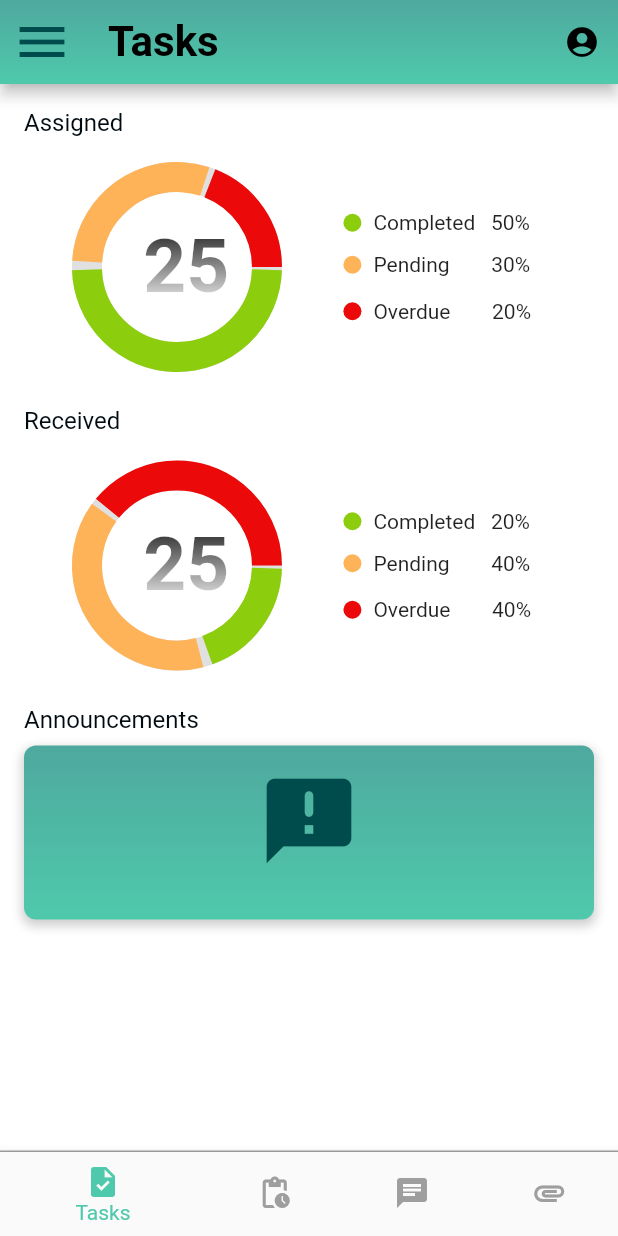
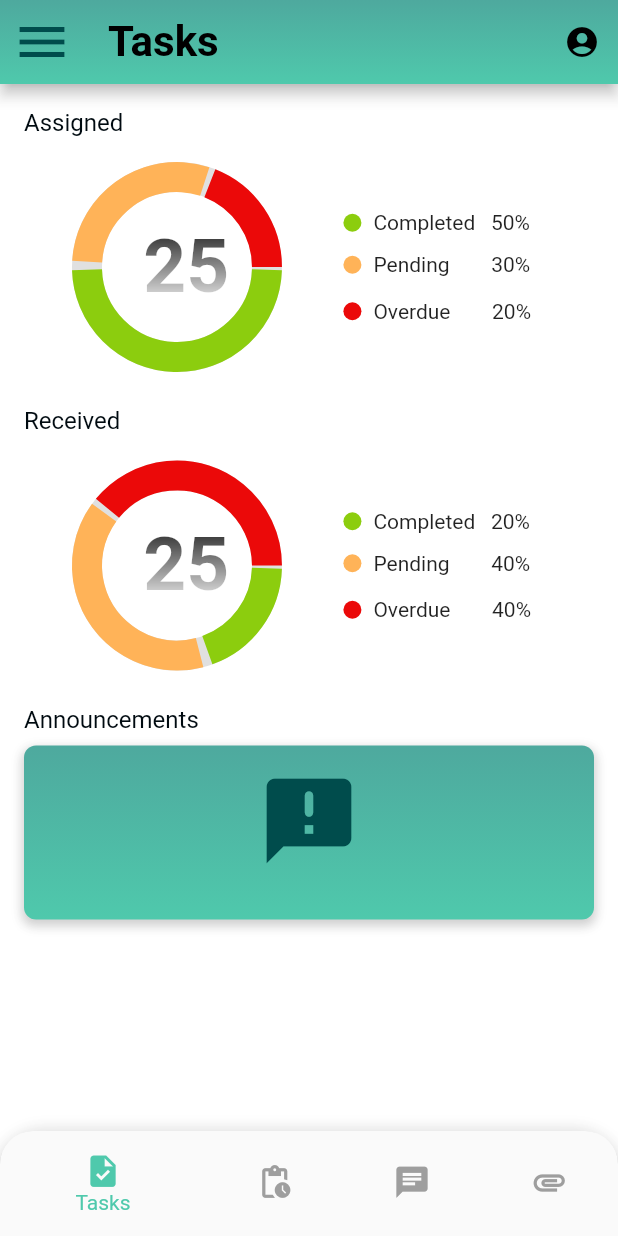
Before and after one commit to ihits-Technologies/TaskManagementSystem, a Flutter app: the screen it shows after launch, on a phone screen of 412 x 824 dp. Run offline on Flutter 3.47's test engine with Material 2 defaults, Android fonts, the phone set to English and light mode, and no system bars; our stand-ins replace get; Roboto replaces fonts that are missing (Arial, Rubik).

```diff
--- a/lib/view/screens/HomeScreen/home_screen.dart
+++ b/lib/view/screens/HomeScreen/home_screen.dart
@@ -3,31 +3,34 @@ import 'package:get/get.dart';
 import 'package:tms/app_colors/app_colors.dart';
 import 'package:tms/text_styles/text_styles.dart';
 import 'package:tms/view/screens/HomeScreen/assigned_Task_Screen/AssignedTasks.dart';
-import 'package:tms/view/screens/actions_screen.dart';
+import 'package:tms/view/screens/NavigationScreens/actions_screen.dart';
 import 'home_screen_components/task_box.dart';
 import 'home_screen_components/announcements_box.dart';
 
-class HomeScreen extends StatelessWidget {
+class HomeScreen extends StatefulWidget {
+  HomeScreen({super.key});
+
+  @override
+  State<HomeScreen> createState() => _HomeScreenState();
+}
+
+class _HomeScreenState extends State<HomeScreen> {
   final RxInt _selectedIndex = 0.obs;
 
-  HomeScreen({super.key});
+
 
   @override
   Widget build(BuildContext context) {
     return Scaffold(
-
       backgroundColor: Colors.white70,
       appBar: AppBar(
         flexibleSpace: Container(
-          decoration: BoxDecoration(
-            gradient: AppColors.appbarGradiaent
-          ),
+          decoration: BoxDecoration(gradient: AppColors.appbarGradiaent),
         ),
         // backgroundColor: AppColors.AppBarColor,
         leading: IconButton(
           icon: const Icon(
             Icons.menu_sharp,
-
             size: 40,
             color: AppColors.announcementColor,
           ),
@@ -66,8 +69,6 @@ class HomeScreen extends StatelessWidget {
                   overduePercentage: 20,
                   completedPercentage: 50,
                   totalTasks: 25,
-
-
                   headingStyle: TextStyles.secondaryTitle,
                 ),
               ),
@@ -95,26 +96,60 @@ class HomeScreen extends StatelessWidget {
           ),
         ),
       ),
+
+      //@#$%^&//
+      //// BOTTOM NAVIGATION  /////
+
+
       bottomNavigationBar: Container(
-        decoration: const BoxDecoration(
-          border: Border(
-            top: BorderSide(color: Colors.grey, width: 1.0),
+        height: 70,
+        decoration:  BoxDecoration(
+            borderRadius: const BorderRadius.only(
+              topLeft: Radius.circular(35),
+              topRight: Radius.circular(35),
             ),
+            boxShadow: [
+              BoxShadow(
+                color: Colors.grey.withOpacity(0.3),
+                spreadRadius: 5,
+                blurRadius: 7,
+                offset: Offset(0, 3),
               ),
+            ],
+          ),
+
+         child: ClipRRect(
+           borderRadius: BorderRadius.only(
+             topLeft: Radius.circular(22 ),
+             topRight: Radius.circular(22),
+           ),
+
+
+
+         // ...................................// border: Border(
+          //   top: BorderSide(color: Colors.grey, width: 1.0),
+          // ),.............................................
+
+
+
         child: Obx(
           () => BottomNavigationBar(
+
             selectedItemColor: AppColors.selectedColor,
             unselectedItemColor: Colors.grey,
             currentIndex: _selectedIndex.value,
+            iconSize: 25,
             onTap: (index) {
+              setState(() {
                 _selectedIndex.value = index;
-              // You can perform additional actions when tapping on the bottom navigation bar items
+              });
+
+              if (index != _selectedIndex) {
                 switch (index) {
                   case 0:
                     // Handle 'Task' tab
                     break;
                   case 1:
-                  Get.to(() => const ActionsScren());
 
                     break;
                   case 2:
@@ -124,17 +159,21 @@ class HomeScreen extends StatelessWidget {
                     // Handle 'Actions' tab
                     break;
                 }
+              }
             },
+            // You can perform additional actions when tapping on the bottom navigation bar items
+            //   switch (index) {
+
             items: const [
               BottomNavigationBarItem(
-                icon: Icon(Icons.task,),
+                icon: Icon(
+                  Icons.task,
+                ),
                 label: 'Tasks',
-
               ),
               BottomNavigationBarItem(
                 icon: Icon(Icons.pending_actions),
                 label: 'actions',
-
               ),
               BottomNavigationBarItem(
                 icon: Icon(Icons.chat),
@@ -148,6 +187,7 @@ class HomeScreen extends StatelessWidget {
           ),
         ),
       ),
+      )
     );
   }
 }
```
Also changed, not shown: lib/view/screens/NavigationScreens/actions_screen.dart (added, +17 -0 lines), lib/view/screens/actions_screen.dart (deleted, +0 -12 lines). Lines whose indentation alone changed are shown as unchanged.
